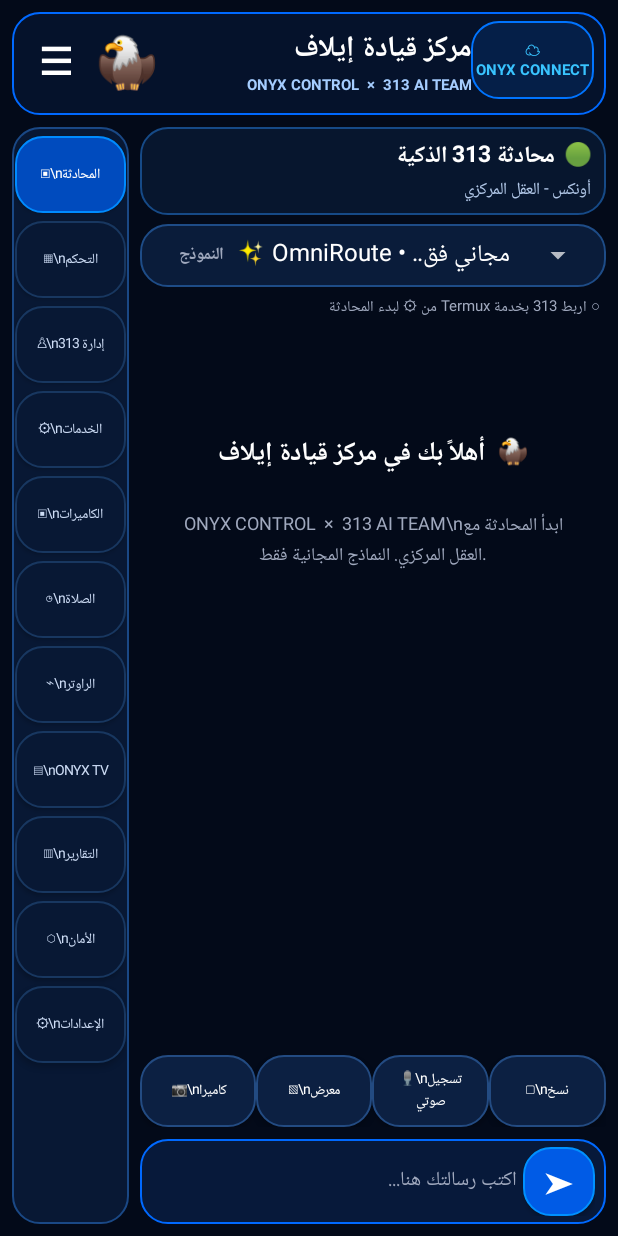
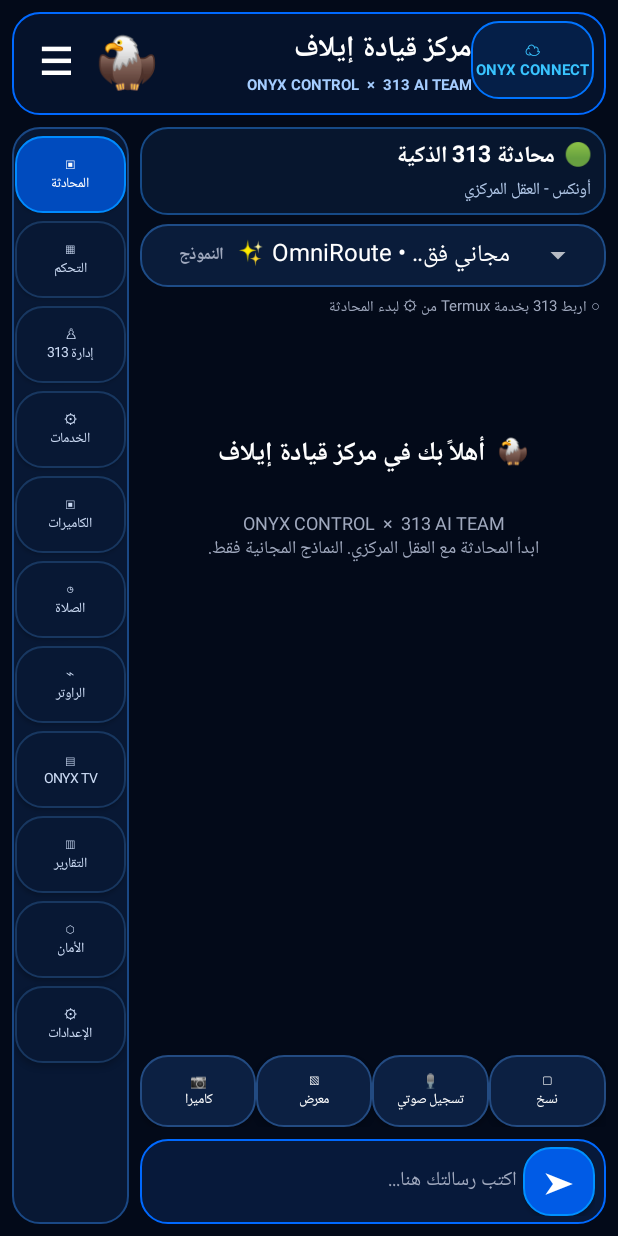
Before and after one commit to alyaswkdha31-ship-it/-313-android, an Android app: the screen it shows after launch (MainActivity), on a phone screen of 412 x 824 dp. Run offline under Robolectric (Android 15) with nearby library versions, the phone set to English and light mode, and no system bars; pictures from the network do not load.

Commit message:
Correct multiline labels in command center navigation

```diff
--- a/313-android/app/src/main/java/com/thirteenhub/app/MainActivity.java
+++ b/313-android/app/src/main/java/com/thirteenhub/app/MainActivity.java
@@ -229,7 +229,7 @@ public class MainActivity extends Activity {
 
     private void addNavItem(LinearLayout nav, String icon, String title, Runnable action, boolean selected) {
         Button item = new Button(this);
-        item.setText(icon + "\\n" + title);
+        item.setText(icon + "\n" + title);
         item.setTextSize(9);
         item.setTextColor(selected ? Color.WHITE : Color.rgb(205, 220, 245));
         item.setAllCaps(false);
@@ -242,7 +242,7 @@ public class MainActivity extends Activity {
     }
 
     private Button actionChip(String icon, String title, Runnable action) {
-        Button b = button(icon + "\\n" + title, false);
+        Button b = button(icon + "\n" + title, false);
         b.setTextSize(9);
         b.setOnClickListener(v -> action.run());
         return b;
@@ -276,7 +276,7 @@ public class MainActivity extends Activity {
         TextView welcome = label("🦅  أهلاً بك في مركز قيادة إيلاف", 17, Color.WHITE, true);
         welcome.setGravity(Gravity.CENTER);
         messagesBox.addView(welcome, withMargins(-1, dp(58), 0, dp(48), 0, dp(8)));
-        TextView hint = label("ONYX CONTROL  ×  313 AI TEAM\\nابدأ المحادثة مع العقل المركزي. النماذج المجانية فقط.", 12, muted, false);
+        TextView hint = label("ONYX CONTROL  ×  313 AI TEAM\nابدأ المحادثة مع العقل المركزي. النماذج المجانية فقط.", 12, muted, false);
         hint.setGravity(Gravity.CENTER);
         hint.setPadding(dp(18), 0, dp(18), 0);
         messagesBox.addView(hint, lp(-1, -2));
```
